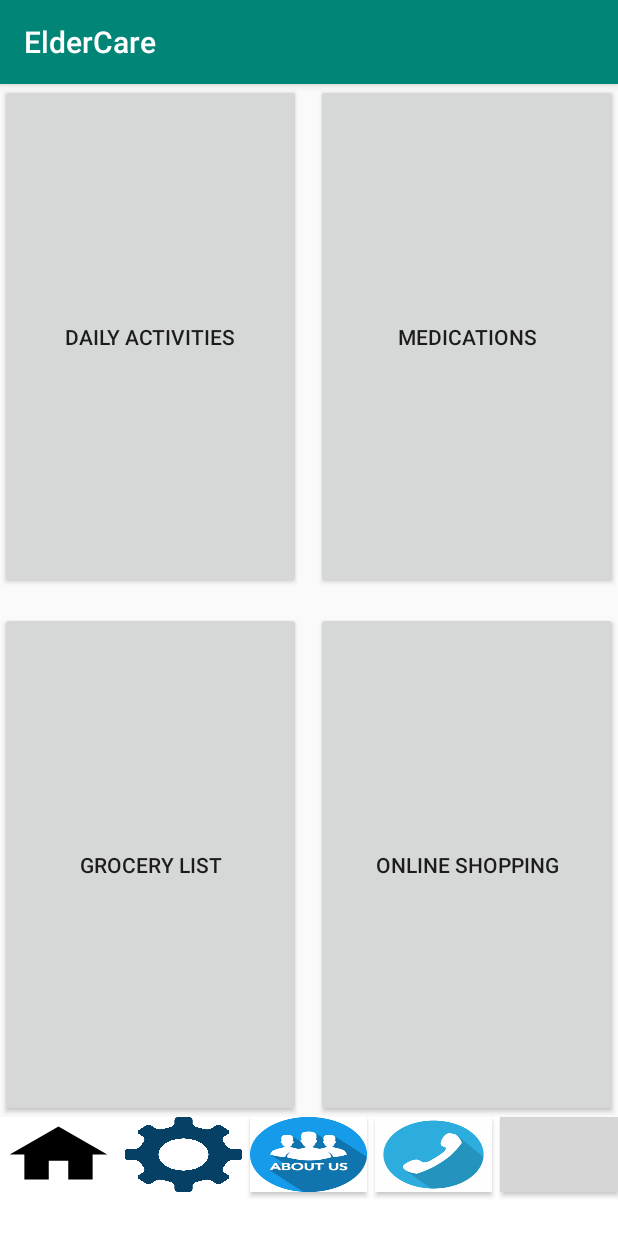
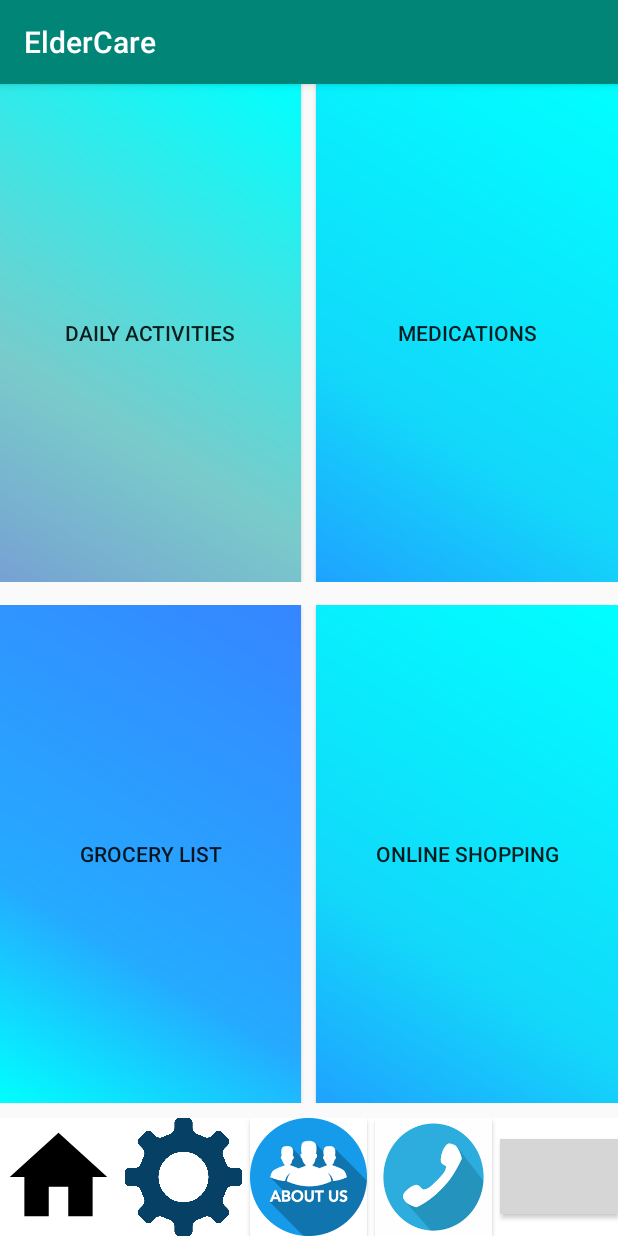
Before and after one commit to arif46ju/Elder-Care, an Android app: the screen it shows after launch (MainActivity), on a phone screen of 412 x 824 dp. Run offline under Robolectric (Android 15) with nearby library versions, the phone set to English and light mode, and no system bars; grey boxes are pictures that could not be loaded.

Commit message:
add gradient color in activity_main.xml change size of the bottom most radio group buttons

```diff
--- a/app/src/main/res/layout/activity_main.xml
+++ b/app/src/main/res/layout/activity_main.xml
@@ -26,6 +26,7 @@
            android:layout_height="match_parent"
            android:layout_marginRight="10dp"
            android:text="Daily Activities"
+           android:background="@drawable/gradient1"
            />
 
        <Button
@@ -35,7 +36,8 @@
            android:layout_height="match_parent"
            android:text="Medications"
            tools:layout_editor_absoluteX="254sp"
-           tools:layout_editor_absoluteY="61sp" />
+           tools:layout_editor_absoluteY="61sp"
+           android:background="@drawable/gradient2"/>
 
    </RadioGroup>
     <RadioGroup
@@ -54,7 +56,8 @@
             android:layout_marginRight="10dp"
             android:text="Grocery List"
             tools:layout_editor_absoluteX="89sp"
-            tools:layout_editor_absoluteY="61sp" />
+            tools:layout_editor_absoluteY="61sp"
+            android:background="@drawable/gradient3"/>
 
         <Button
             android:id="@+id/button4"
@@ -63,66 +66,59 @@
             android:layout_height="match_parent"
             android:text="Online Shopping"
             tools:layout_editor_absoluteX="254sp"
-            tools:layout_editor_absoluteY="61sp" />
+            tools:layout_editor_absoluteY="61sp"
+            android:background="@drawable/gradient2"/>
 
    </RadioGroup>
 
 
-
     <RadioGroup
-            android:weightSum="5"
-            android:layout_weight="1"
         android:layout_width="match_parent"
         android:layout_height="wrap_content"
+        android:layout_marginTop="10dp"
+        android:layout_weight="1"
+        android:background="#ffff"
         android:orientation="horizontal"
-            android:background="#ffff"
-
-
-            >
+        android:weightSum="5" >
 
         <Button
-                android:layout_weight="1"
             android:id="@+id/button5"
             android:layout_width="0dp"
-                android:background="@drawable/home"
-                android:layout_height="50sp"
+            android:layout_height="match_parent"
             android:layout_marginRight="5sp"
-                />
+            android:layout_weight="1"
+            android:background="@drawable/home" />
 
         <Button
-                android:layout_weight="1"
             android:id="@+id/button6"
             android:layout_width="0dp"
-                android:layout_height="50sp"
+            android:layout_height="match_parent"
             android:layout_marginRight="5sp"
-                android:background="@drawable/settings"
-                />
+            android:layout_weight="1"
+            android:background="@drawable/settings" />
 
         <Button
             android:id="@+id/button7"
+            android:layout_width="0dp"
+            android:layout_height="match_parent"
+            android:layout_marginRight="5sp"
             android:layout_weight="1"
-                android:layout_width="0dp"
-                android:layout_height="50sp"
-                android:background="@drawable/about_us"
-                android:layout_marginRight="5sp"
-                />
+            android:background="@drawable/about_us" />
 
         <Button
-                android:layout_weight="1"
             android:id="@+id/button9"
             android:layout_width="0dp"
-                android:layout_height="50sp"
+            android:layout_height="match_parent"
             android:layout_marginRight="5sp"
-                android:background="@drawable/contacts"
-                />
+            android:layout_weight="1"
+            android:background="@drawable/contacts" />
 
         <Button
-                android:layout_weight="1"
             android:id="@+id/button8"
             android:layout_width="0dp"
-                android:layout_height="50sp"
-                android:background="@drawable/notofication_bell"
-               />
+            android:layout_height="50dp"
+            android:layout_weight="1"
+            android:background="@drawable/notofication_bell" />
     </RadioGroup>
 
 
```
Lines whose indentation alone changed are shown as unchanged.
